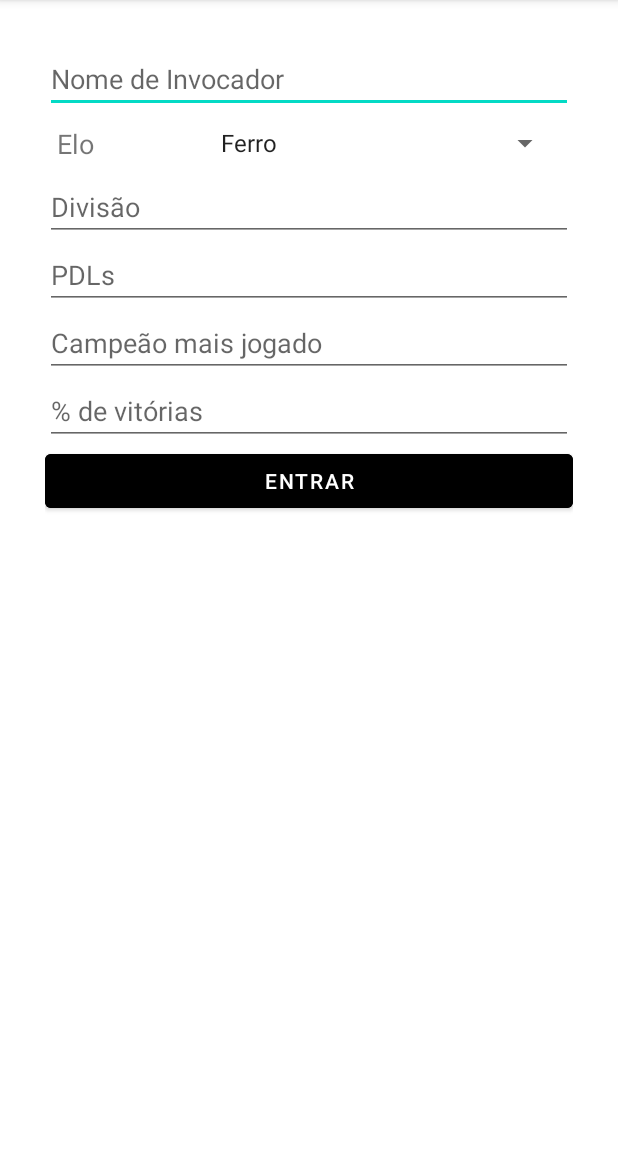
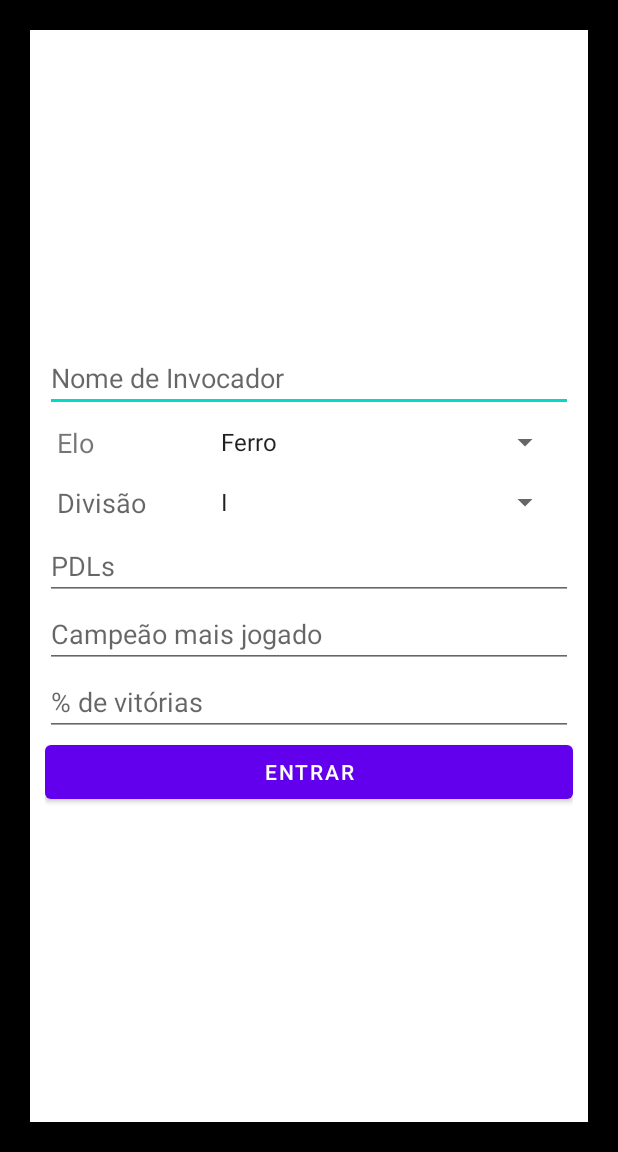
Before and after one commit to macedoraf/estudos-meu-elo, an Android app: the screen it shows after launch (MainActivity), on a phone screen of 412 x 824 dp, the part 84-1236 px from its top. Run offline under Robolectric (Android 15) with nearby library versions, the phone set to English and light mode, and no system bars.

Commit message:
Projeto atualizado 13/05

```diff
--- a/app/src/main/java/br/com/estudos/lolzinho/Constants.kt
+++ b/app/src/main/java/br/com/estudos/lolzinho/Constants.kt
@@ -1 +1,12 @@
 package br.com.estudos.lolzinho
+
+
+const val TEXTO_FERRO = "Ferro"
+const val TEXTO_BRONZE = "Bronze"
+const val TEXTO_PRATA = "Prata"
+const val TEXTO_OURO = "Ouro"
+const val TEXTO_PLATINA = "Platina"
+const val TEXTO_DIAMENTE = "Diamante"
+const val TEXTO_MESTRE = "Mestre"
+const val TEXTO_GMESTRE = "Grão mestre"
+const val TEXTO_DESAFIANTE = "Desafiante"
--- a/app/src/main/java/br/com/estudos/lolzinho/MainActivity.kt
+++ b/app/src/main/java/br/com/estudos/lolzinho/MainActivity.kt
@@ -2,6 +2,7 @@ package br.com.estudos.lolzinho
 
 import android.content.Intent
 import android.os.Bundle
+import android.util.Log
 import android.view.View
 import android.widget.*
 import androidx.appcompat.app.AppCompatActivity
@@ -12,12 +13,35 @@ class MainActivity : AppCompatActivity() {
 
     lateinit var btnEntrar: Button
     lateinit var etInvocador: TextView
-    lateinit var spElo: Spinner
-    lateinit var etDivisao: TextView
     lateinit var etPdl: TextView
     lateinit var etCampeao: TextView
     lateinit var etVitorias: TextView
-    var textoDeErro: String = ""
+    val listaHighElo: Array<String> = arrayOf(
+        "-"
+    )
+    var listaDivisao: Array<String> = arrayOf(
+        "I",
+        "II",
+        "III",
+        "IV"
+    )
+    val listaElo: Array<String> = arrayOf(
+        TEXTO_FERRO,
+        TEXTO_BRONZE,
+        TEXTO_PRATA,
+        TEXTO_OURO,
+        TEXTO_PLATINA,
+        TEXTO_DIAMENTE,
+        TEXTO_MESTRE,
+        TEXTO_GMESTRE,
+        TEXTO_DESAFIANTE
+    )
+    lateinit var spElo: Spinner
+    lateinit var spDivisao: Spinner
+    var textoDeErro = ""
+    var eloSelecionado = ""
+    var divisaoSelecionada = ""
+    var listaDivisaoSelecionada = listaDivisao
 
     override fun onCreate(savedInstanceState: Bundle?) {
         super.onCreate(savedInstanceState)
@@ -25,7 +49,7 @@ class MainActivity : AppCompatActivity() {
         btnEntrar = findViewById(R.id.bt_perfil)
         etInvocador = findViewById(R.id.et_invocador)
         spElo = findViewById(R.id.sp_elo)
-        etDivisao = findViewById(R.id.et_divisao)
+        spDivisao = findViewById(R.id.sp_divisao)
         etPdl = findViewById(R.id.et_pdl)
         etCampeao = findViewById(R.id.et_campeao)
         etVitorias = findViewById(R.id.et_vitorias)
@@ -43,13 +67,45 @@ class MainActivity : AppCompatActivity() {
             }
         })
 
-        spElo.adapter = ArrayAdapter(this, android.R.layout.simple_spinner_item, arrayOf(
-            "Ferro", "Bronze",
-            "Prata", "Ouro",
-            "Platina", "Diamante",
-            "Mestre", "Grão-Mestre",
-            "Desafiante"
-        ))
+        spElo.adapter = ArrayAdapter(
+            this, android.R.layout.simple_spinner_item, listaElo
+        )
+
+        spDivisao.adapter = ArrayAdapter(
+            this, android.R.layout.simple_spinner_item, listaDivisaoSelecionada
+        )
+
+        spElo.onItemSelectedListener = object : AdapterView.OnItemSelectedListener {
+            override fun onItemSelected(p0: AdapterView<*>?, p1: View?, position: Int, p3: Long) {
+                Log.i("teste", "${listaElo[position]}")
+                eloSelecionado = listaElo[position]
+                if (listaElo[position] == TEXTO_MESTRE ||
+                    listaElo[position] == TEXTO_GMESTRE ||
+                    listaElo[position] == TEXTO_DESAFIANTE
+                ) {
+                    listaDivisaoSelecionada = listaHighElo
+                } else {
+                    listaDivisaoSelecionada = listaDivisao
+                }
+                spDivisao.adapter = ArrayAdapter(
+                    this@MainActivity, android.R.layout.simple_spinner_item, listaDivisaoSelecionada
+                )
+
+            }
+
+            override fun onNothingSelected(p0: AdapterView<*>?) {
+            }
+        }
+
+        spDivisao.onItemSelectedListener = object : AdapterView.OnItemSelectedListener {
+            override fun onItemSelected(p0: AdapterView<*>?, p1: View?, position: Int, p3: Long) {
+                Log.i("teste", "${listaDivisaoSelecionada[position]}")
+                divisaoSelecionada = listaDivisaoSelecionada[position]
+            }
+
+            override fun onNothingSelected(p0: AdapterView<*>?) {
+            }
+        }
     }
 
     fun adicionaTexto(param: String) {
@@ -64,17 +120,12 @@ class MainActivity : AppCompatActivity() {
 
         textoDeErro = ""
         var nomeDoInvocador = etInvocador.text.toString()
-        var divisao = etDivisao.text.toString()
         var pdl = etPdl.text.toString()
         var campeao = etCampeao.text.toString()
         var vitorias = etVitorias.text.toString()
 
         if (nomeDoInvocador == "") {
             adicionaTexto("Nome de invocador inválido")
-        }
-
-        if (divisao == "") {
-            adicionaTexto("Divisão inválida")
         }
         if (pdl == "" || !isNumeric(pdl)) {
             adicionaTexto("PDLs inválidos")
@@ -92,12 +143,10 @@ class MainActivity : AppCompatActivity() {
     fun navegaParaOutraTela() {
         val nomeDoInvocador = etInvocador.text.toString()
         val nomeDoCampeaoMaisJogado = etCampeao.text.toString()
-        val nomeDaDivisao = etDivisao.text.toString()
         val quantidadeDePdls = etPdl.text.toString().toInt()
         val quantidadeDeVitorias = etVitorias.text.toString().toFloat()
-        val elo = Elo("", nomeDaDivisao, quantidadeDePdls, quantidadeDeVitorias)
+        val elo = Elo(eloSelecionado, divisaoSelecionada, quantidadeDePdls, quantidadeDeVitorias)
         val invocador = Invocador(nomeDoInvocador, nomeDoCampeaoMaisJogado, elo)
-
         val myIntent = Intent(this, PerfilActivity::class.java)
         myIntent.putExtra("invocador", invocador)
         this.startActivity(myIntent)
--- a/app/src/main/res/layout/activity_main.xml
+++ b/app/src/main/res/layout/activity_main.xml
@@ -1,12 +1,25 @@
 <?xml version="1.0" encoding="utf-8"?>
-<LinearLayout xmlns:android="http://schemas.android.com/apk/res/android"
+<androidx.constraintlayout.widget.ConstraintLayout xmlns:android="http://schemas.android.com/apk/res/android"
     xmlns:app="http://schemas.android.com/apk/res-auto"
     xmlns:tools="http://schemas.android.com/tools"
     android:layout_width="match_parent"
     android:layout_height="match_parent"
+    android:background="@color/black"
     android:orientation="vertical"
-    android:padding="30dp"
+    android:padding="20dp"
     tools:context=".MainActivity">
+
+    <LinearLayout
+        android:layout_width="match_parent"
+        android:layout_height="0dp"
+        android:background="@color/white"
+        android:gravity="center"
+        android:orientation="vertical"
+        android:padding="10dp"
+        app:layout_constraintBottom_toBottomOf="parent"
+        app:layout_constraintEnd_toEndOf="parent"
+        app:layout_constraintStart_toStartOf="parent"
+        app:layout_constraintTop_toTopOf="parent">
 
         <EditText
             android:id="@+id/et_invocador"
@@ -23,24 +36,41 @@
             <TextView
                 android:layout_width="match_parent"
                 android:layout_height="match_parent"
+                android:layout_gravity="center"
+                android:layout_weight="0.7"
                 android:text="Elo"
-            android:layout_weight="0.7"
-            android:layout_gravity="center"
-            android:textSize="18sp"/>
+                android:textSize="18sp" />
 
             <Spinner
                 android:id="@+id/sp_elo"
                 android:layout_width="match_parent"
                 android:layout_height="wrap_content"
-            android:layout_weight="0.3"/>
+                android:layout_weight="0.3" />
 
         </LinearLayout>
 
-    <EditText
+        <LinearLayout
+            android:layout_width="match_parent"
+            android:layout_height="wrap_content"
+            android:orientation="horizontal"
+            android:padding="8dp">
+
+            <TextView
                 android:id="@+id/et_divisao"
                 android:layout_width="match_parent"
+                android:layout_height="match_parent"
+                android:layout_gravity="center"
+                android:layout_weight="0.7"
+                android:hint="Divisão"
+                android:textSize="18sp" />
+
+            <Spinner
+                android:id="@+id/sp_divisao"
+                android:layout_width="match_parent"
                 android:layout_height="wrap_content"
-        android:hint="Divisão" />
+                android:layout_weight="0.3" />
+
+        </LinearLayout>
 
         <EditText
             android:id="@+id/et_pdl"
@@ -60,13 +90,14 @@
             android:layout_width="match_parent"
             android:layout_height="wrap_content"
             android:hint="% de vitórias"
-        android:inputType="number" />
+            android:inputType="numberDecimal" />
 
         <Button
             android:id="@+id/bt_perfil"
             android:layout_width="match_parent"
             android:layout_height="wrap_content"
-        android:backgroundTint="@color/black"
             android:text="Entrar" />
 
     </LinearLayout>
+
+</androidx.constraintlayout.widget.ConstraintLayout>
--- a/app/src/main/res/values/dimens.xml
+++ b/app/src/main/res/values/dimens.xml
@@ -1,3 +1,4 @@
 <?xml version="1.0" encoding="utf-8"?>
 <resources>
+    <dimen name="tamanho_position_lane">30dp</dimen>
 </resources>
```
Also changed, not shown: app/src/main/java/br/com/estudos/lolzinho/PerfilActivity.kt (+11 -10 lines), app/src/main/res/layout/activity_perfil.xml (+53 -2 lines), app/src/main/res/drawable/platina.png (deleted), app/src/main/res/drawable/position_bot_challenger.png (added), app/src/main/res/drawable/position_jungle_challenger.png (added), app/src/main/res/drawable/position_mid_challengerr.png (added), app/src/main/res/drawable/position_sup_challenger.png (added), app/src/main/res/drawable/position_top_challenger.png (added). Lines whose indentation alone changed are shown as unchanged.
